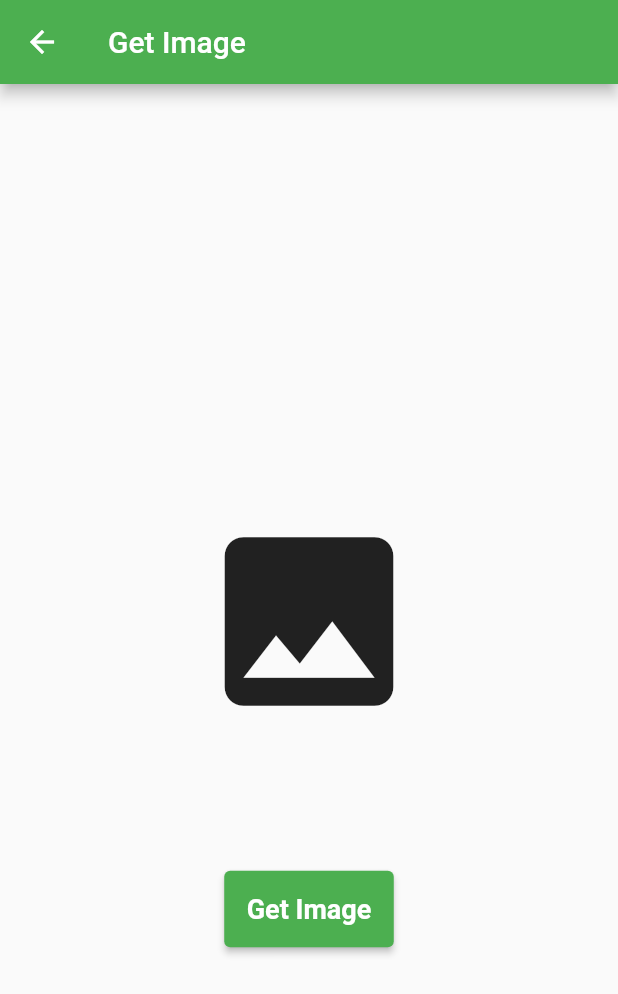
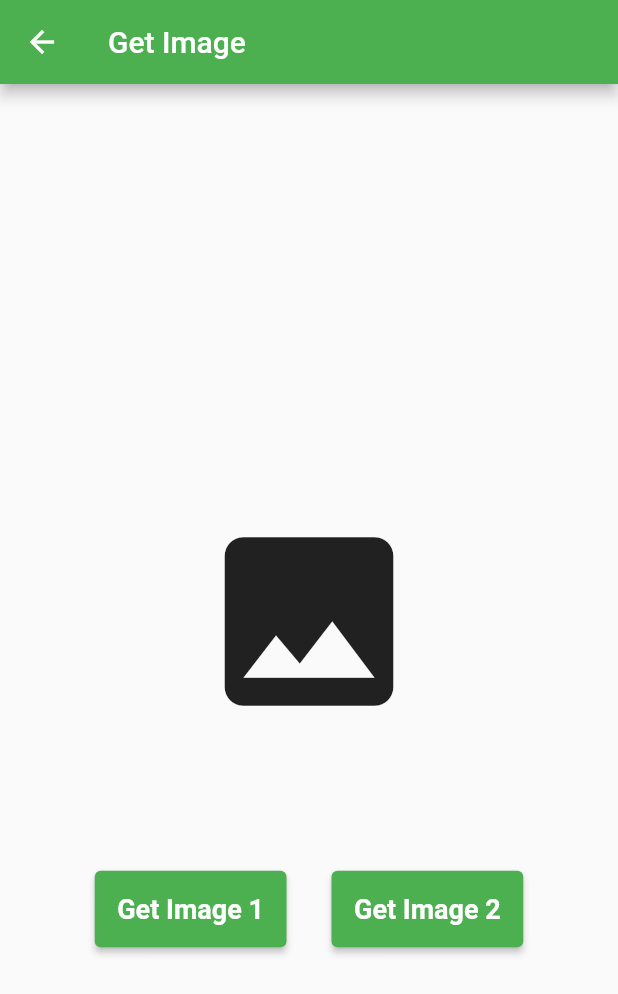
Before and after one commit to deniell/redux_counter_app, a Flutter app: the GetImagePage screen opened directly, on a phone screen of 412 x 824 dp. Shown: the top 994 px of the screen. Run offline on Flutter 3.47's test engine with Material 2 defaults, Android fonts, the phone set to English and light mode, and no system bars; our stand-ins replace flutter_redux, redux, redux_thunk.

Commit message:
- added redux_thunk package; - added alternative way of loading iamge with user of redux_thunk pacakge on GetImagePage; - added 'Calculation' button on CounterPage, which caclate long opperation in isolata with use of compute() function.

```diff
--- a/lib/core/middlewares.dart
+++ b/lib/core/middlewares.dart
@@ -9,7 +9,7 @@ void loaderMiddleware(
   NextDispatcher nextDispatcher
 ) {
   if (action is GetImageAction) {
-    const String url = "https://picsum.photos/id/237/500/400";
+    const String url = "https://picsum.photos/500/400";
     _loadImage(url).then((image) => store.dispatch(LoadedImageAction(image: image)));
   }
 
--- a/lib/core/reducers.dart
+++ b/lib/core/reducers.dart
@@ -13,9 +13,12 @@ AppState betterReducer(AppState state, dynamic action) => AppState(
 int _addCounterReducer(int count, AddAction action) => count + 1;
 int _removeCounterReducer(int count, RemoveAction action) => count - 1;
 
+int _calcReducer(int count, CalculateAction action) => action.count;
+
 Reducer<int> _betterCounterReducer = combineReducers([
   TypedReducer<int, AddAction>(_addCounterReducer),
   TypedReducer<int, RemoveAction>(_removeCounterReducer),
+  TypedReducer<int, CalculateAction>(_calcReducer),
 ]);
 
 String _setTextReducer(String text, SetTextAction action) => action.text;
--- a/lib/pages/get_image_page.dart
+++ b/lib/pages/get_image_page.dart
@@ -26,6 +26,9 @@ class GetImagePage extends StatelessWidget {
                 builder: (context, vm) => vm.widget,
               )
             ),
+            Row(
+              mainAxisAlignment: MainAxisAlignment.center,
+              children: [
                 ElevatedButton(
                   style: TextButton.styleFrom(
                     backgroundColor: Colors.green,
@@ -33,7 +36,23 @@ class GetImagePage extends StatelessWidget {
                   ),
                   onPressed: () => store.dispatch(GetImageAction()),
                   child: const Text(
-                "Get Image",
+                    "Get Image 1",
+                    style: TextStyle(
+                      color: Colors.white,
+                      fontSize: 18,
+                      fontWeight: FontWeight.bold,
+                    ),
+                  ),
+                ),
+                const SizedBox(width: 30),
+                ElevatedButton(
+                  style: TextButton.styleFrom(
+                    backgroundColor: Colors.green,
+                    padding: const EdgeInsets.all(15),
+                  ),
+                  onPressed: () => store.dispatch(loadImageThunkAction(store)),
+                  child: const Text(
+                    "Get Image 2",
                     style: TextStyle(
                       color: Colors.white,
                       fontSize: 18,
@@ -42,6 +61,8 @@ class GetImagePage extends StatelessWidget {
                   ),
                 ),
               ],
+            )
+          ],
         ),
       ),
     );
--- a/pubspec.yaml
+++ b/pubspec.yaml
@@ -14,6 +14,7 @@ dependencies:
 
   flutter_redux: ^0.10.0
   redux: ^5.0.0
+  redux_thunk: ^0.4.0
 
 dev_dependencies:
   flutter_test:
```
Also changed, not shown: lib/core/actions.dart (+32 -0 lines), lib/pages/counter_page.dart (+14 -0 lines), pubspec.lock. Lines whose indentation alone changed are shown as unchanged.
